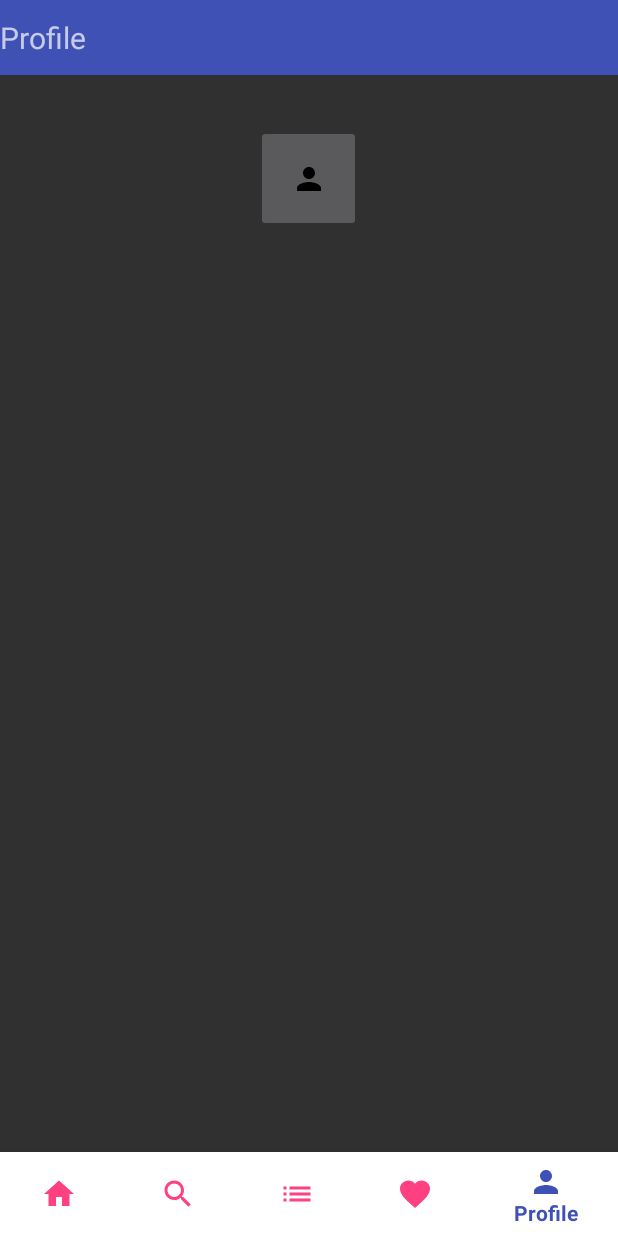
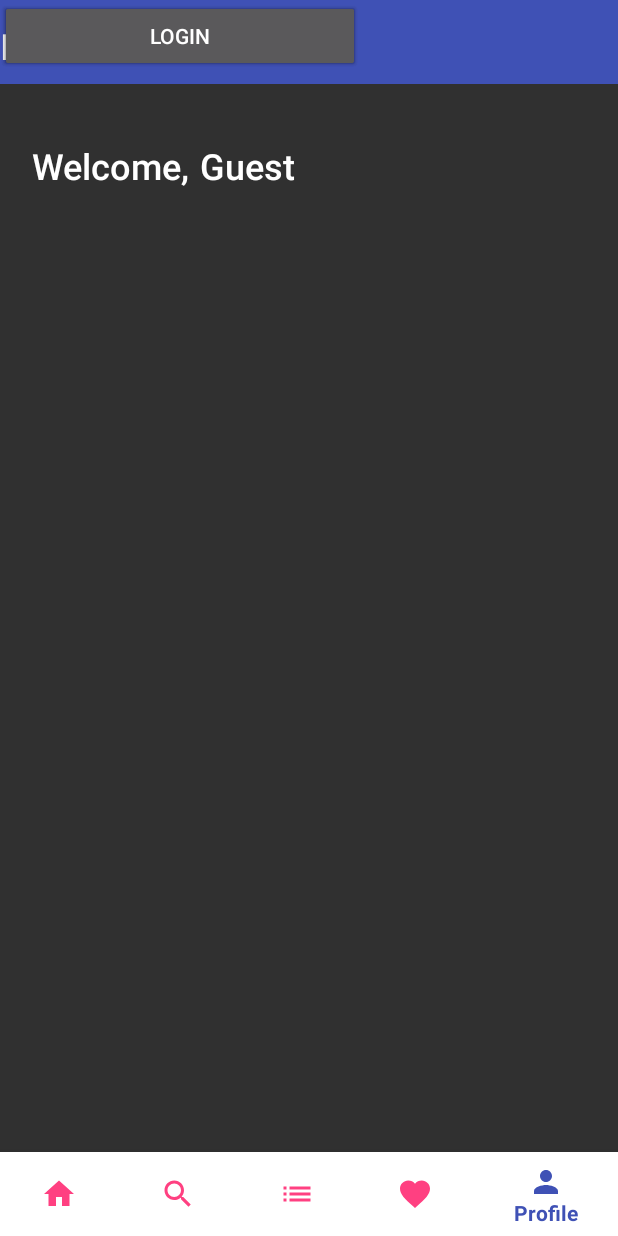
Before and after one commit to enjoybeta/ProjectHash, an Android app: the screen it shows after launch (MainActivity), item 5 of the bottom bar chosen, on a phone screen of 412 x 824 dp. Run offline under Robolectric (Android 15) with nearby library versions, the phone set to English and light mode, and no system bars; our stand-ins replace Picasso; network calls fail; pictures from the network do not load; 4 statements that could not run were skipped.

Commit message:
v1.2.1.1
complete profile, login, register UI

```diff
--- a/mobile_app/app/src/main/AndroidManifest.xml
+++ b/mobile_app/app/src/main/AndroidManifest.xml
@@ -25,6 +25,8 @@
             android:label="@string/app_name" />
         <activity android:name=".activities.SearchActivity" />
         <activity android:name=".activities.AddRecipeActivity"></activity>
+        <activity android:name=".activities.LoginActivity"/>
+        <activity android:name=".activities.SignupActivity"/>
     </application>
 
 </manifest>
--- a/mobile_app/app/src/main/java/hash/application/fragments/Fragment5.kt
+++ b/mobile_app/app/src/main/java/hash/application/fragments/Fragment5.kt
@@ -1,11 +1,15 @@
 package hash.application.fragments
 
+import android.content.Intent
 import android.os.Bundle
 import android.support.v4.app.Fragment
 import android.view.LayoutInflater
 import android.view.View
 import android.view.ViewGroup
+import android.widget.Toast
 import hash.application.R
+import hash.application.activities.LoginActivity
+import kotlinx.android.synthetic.main.fragment5.*
 
 //"profile" fragment
 class Fragment5: Fragment() {
@@ -14,4 +18,14 @@ class Fragment5: Fragment() {
         return inflater.inflate(R.layout.fragment5, container, false)
     }
 
+    override fun onStart() {
+        // Sign in or Register
+        val btnLogin = button4
+        btnLogin.setOnClickListener{
+            Toast.makeText(context, "DEBUG: Clicked on Login.", Toast.LENGTH_SHORT).show()
+            val intent = Intent(context, LoginActivity::class.java)
+            startActivity(intent)
+        }
+        super.onStart()
+    }
 }
--- a/mobile_app/app/src/main/res/layout/fragment5.xml
+++ b/mobile_app/app/src/main/res/layout/fragment5.xml
@@ -1,36 +1,79 @@
-<RelativeLayout xmlns:android="http://schemas.android.com/apk/res/android"
+<android.support.constraint.ConstraintLayout xmlns:android="http://schemas.android.com/apk/res/android"
     xmlns:app="http://schemas.android.com/apk/res-auto"
     xmlns:tools="http://schemas.android.com/tools"
     android:layout_width="match_parent"
-    android:layout_height="match_parent">
+    android:layout_height="match_parent"
+    android:id="@+id/relativeLayout2">
+
+    <Button
+        android:id="@+id/button2"
+        android:layout_width="240dp"
+        android:layout_height="wrap_content"
+        android:text="@string/retrieve_from_server"
+        tools:layout_editor_absoluteX="85dp"
+        tools:layout_editor_absoluteY="318dp" />
+
+    <Button
+        android:id="@+id/button3"
+        android:layout_width="240dp"
+        android:layout_height="wrap_content"
+        android:text="@string/upload_to_server"
+        tools:layout_editor_absoluteX="86dp"
+        tools:layout_editor_absoluteY="433dp" />
+
+    <TextView
+        android:id="@+id/textView5"
+        android:layout_width="112dp"
+        android:layout_height="wrap_content"
+        android:layout_marginStart="21dp"
+        android:layout_marginTop="94dp"
+        android:text="@string/greetings"
+        android:textAppearance="@style/TextAppearance.AppCompat.Title"
+        android:textSize="24sp"
+        app:layout_constraintTop_toTopOf="parent"
+        app:layout_constraintStart_toStartOf="parent" />
+
+    <TextView
+        android:id="@+id/textView6"
+        style="@android:style/Widget.TextView"
+        android:layout_width="wrap_content"
+        android:layout_height="wrap_content"
+        android:text="@string/username"
+        android:textAppearance="@style/TextAppearance.AppCompat.Title"
+        android:textSize="24sp"
+        app:layout_constraintTop_toTopOf="@+id/textView5"
+        app:layout_constraintStart_toEndOf="@+id/textView5" />
+
+    <Button
+        android:id="@+id/button4"
+        android:layout_width="240dp"
+        android:layout_height="wrap_content"
+        android:text="@string/status"
+        tools:layout_editor_absoluteX="86dp"
+        tools:layout_editor_absoluteY="199dp" />
+
+    <android.support.v7.widget.Toolbar
+        android:id="@+id/toolbar2"
+        android:layout_width="match_parent"
+        android:layout_height="wrap_content"
+        android:background="?attr/colorPrimary"
+        android:minHeight="?attr/actionBarSize"
+        android:theme="?attr/actionBarTheme"
+        app:layout_constraintTop_toTopOf="parent"
+        app:layout_constraintStart_toStartOf="parent" />
 
     <TextView
         android:id="@+id/textView4"
         android:layout_width="match_parent"
         android:layout_height="50dp"
-        android:layout_centerHorizontal="false"
-        android:layout_centerInParent="false"
-        android:layout_centerVertical="false"
-        android:background="@color/colorPrimary"
+        android:layout_marginStart="0dp"
+        android:layout_marginTop="5dp"
         android:gravity="center_vertical"
         android:text="@string/profile"
-        android:textSize="20sp"
-        tools:layout_centerHorizontal="true" />
+        android:textAlignment="viewStart"
+        android:textAppearance="@style/TextAppearance.AppCompat"
+        android:textSize="24sp"
+        app:layout_constraintTop_toTopOf="parent"
+        app:layout_constraintStart_toStartOf="parent" />
 
-    <ImageButton
-        android:id="@+id/imageButton2"
-        android:layout_width="70dp"
-        android:layout_height="71dp"
-        android:layout_alignParentTop="true"
-        android:layout_centerHorizontal="true"
-        android:layout_marginTop="83dp"
-        app:srcCompat="@drawable/ic_person_black_24dp" />
-
-    <ListView
-        android:layout_width="match_parent"
-        android:layout_height="355dp"
-        android:layout_alignParentBottom="true"
-        android:layout_alignParentStart="true"
-        android:dividerHeight="2dp" />
-
-</RelativeLayout>
+</android.support.constraint.ConstraintLayout>
--- a/mobile_app/app/src/main/res/values/strings.xml
+++ b/mobile_app/app/src/main/res/values/strings.xml
@@ -38,6 +38,11 @@
 
     <!-- Fragment 5 -->
     <string name="profile">"Profile"</string>
+    <string name="greetings">"Welcome,"</string>
+    <string name="username">"Guest"</string>
+    <string name="status">"Login"</string>
+    <string name="retrieve_from_server">"Retrieve Data From Server"</string>
+    <string name="upload_to_server">"Upload Data To Server"</string>
 
     <!-- ViewDish -->
     <string name="cooking_instructions">Cooking instructions</string>
@@ -50,4 +55,19 @@
     <string name="unit">Unit</string>
     <string name="add">Add</string>
 
+    <!-- Login -->
+    <string name="login_title">"Sign in"</string>
+    <string name="enter_username">"Username"</string>
+    <string name="enter_password">"Password"</string>
+    <string name="signin">"Sign In"</string>
+    <string name="to_signup">"Don't have an account? Sign up."</string>
+
+    <!-- Signup -->
+    <string name="signup_title">"Register"</string>
+    <string name="set_username">"Username"</string>
+    <string name="set_email">"Email"</string>
+    <string name="set_password">"Password"</string>
+    <string name="register">"Register"</string>
+    <string name="to_login">"Already have an account? Login."</string>
+
 </resources>
```
Also changed, not shown: mobile_app/app/src/main/java/hash/application/activities/LoginActivity.kt (added, +27 -0 lines), mobile_app/app/src/main/java/hash/application/activities/SignupActivity.kt (added, +26 -0 lines), mobile_app/app/src/main/res/layout/activity_login.xml (added, +74 -0 lines), mobile_app/app/src/main/res/layout/activity_signup.xml (added, +91 -0 lines).
